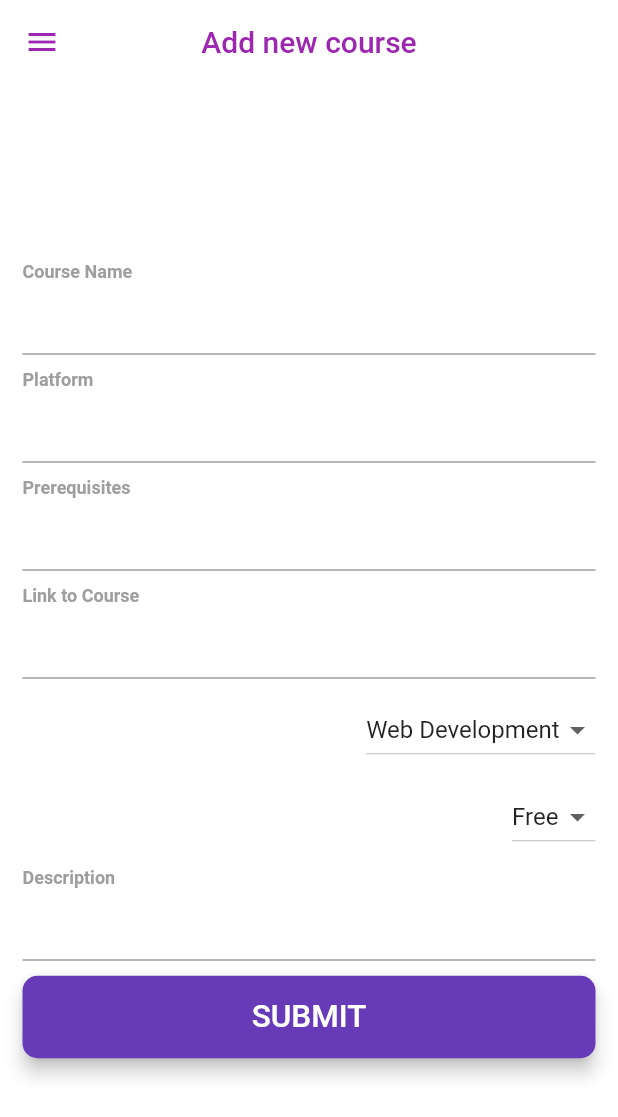
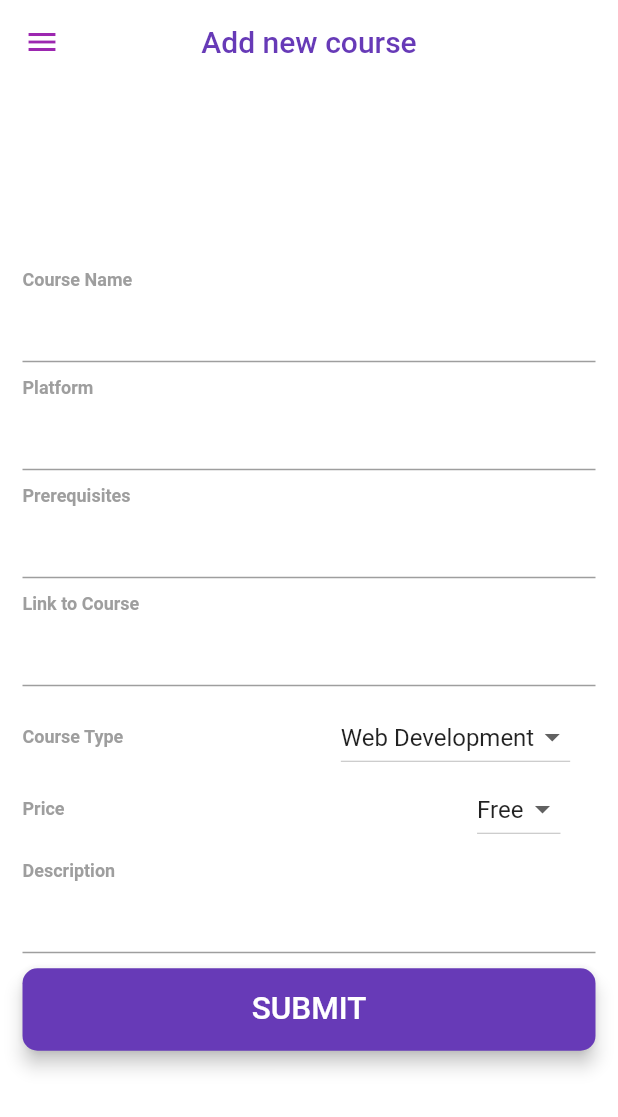
Before and after one commit to varun000999/Courser, a Flutter app: the screen it shows after launch, on a phone screen of 412 x 824 dp. Shown: the top 1117 px of the screen. Run offline on Flutter 3.47's test engine with Material 2 defaults, Android fonts, the phone set to English and light mode, and no system bars.

Commit message:
finished add courses page

```diff
--- a/lib/add-courses/add_courses.dart
+++ b/lib/add-courses/add_courses.dart
@@ -23,7 +23,7 @@ class _AddCourseState extends State<AddCourses> {
     final topBar = AppBar(
       title: Text(
         'Add new course',
-        style: TextStyle(color: Colors.purple),
+        style: TextStyle(color: Colors.deepPurple),
         textAlign: TextAlign.left,
       ),
       backgroundColor: Colors.white,
@@ -119,8 +119,19 @@ class _AddCourseState extends State<AddCourses> {
     );
 
     // Type of Course
+    final typeText = Align(
+      alignment: Alignment.centerLeft,
+      child: Container(
+        child: Text(
+          "Course Type",
+          style: TextStyle(color: Colors.grey, fontFamily: "Roboto", fontSize: 12.0, fontWeight: FontWeight.bold),
+        ),
+      ),
+    );
 
-    final type = DropdownButton<String>(
+    final type =Row(children: <Widget>[typeText,
+    SizedBox(width: 145.0,),
+    DropdownButton<String>(
 
 					    items: _courseTypes.map((String dropDownStringItem) {
 					    	return DropdownMenuItem<String>(
@@ -136,11 +147,19 @@ class _AddCourseState extends State<AddCourses> {
 
 					    value: _courseTypeSelected,
 
-);
+)]);
 
     // Free or Paid
-
-    final free = DropdownButton<String>(
+    final priceText = Align(
+      alignment: Alignment.centerLeft,
+      child: Container(
+        child: Text(
+          "Price",
+          style: TextStyle(color: Colors.grey, fontFamily: "Roboto", fontSize: 12.0, fontWeight: FontWeight.bold),
+        ),
+      ),
+    );
+    final free = Row(children:<Widget>[priceText, SizedBox(width: 275.0,),DropdownButton<String>(
 
 					    items: _priceTypes.map((String dropDownStringItem) {
 					    	return DropdownMenuItem<String>(
@@ -156,14 +175,14 @@ class _AddCourseState extends State<AddCourses> {
 
 					    value: _priceTypeSelected,
 
-);
+)]);
 
     return Scaffold(
         appBar: topBar,
         body: Center( child: Container(color: Colors.white, child:Padding(
             padding: EdgeInsets.all(15.0), child: Column(crossAxisAlignment: CrossAxisAlignment.end, mainAxisAlignment: MainAxisAlignment.center,
             children: <Widget>[cnameText, cname, spacer, platformText, platform, spacer,
-             prereqText, prereq, spacer, linkText, link,spacer, type, spacer, free, spacer,
+             prereqText, prereq, spacer, linkText, link,spacer, type, free, spacer,
              descText, desc, spacer, sButton],),
         ))));
   }
```
